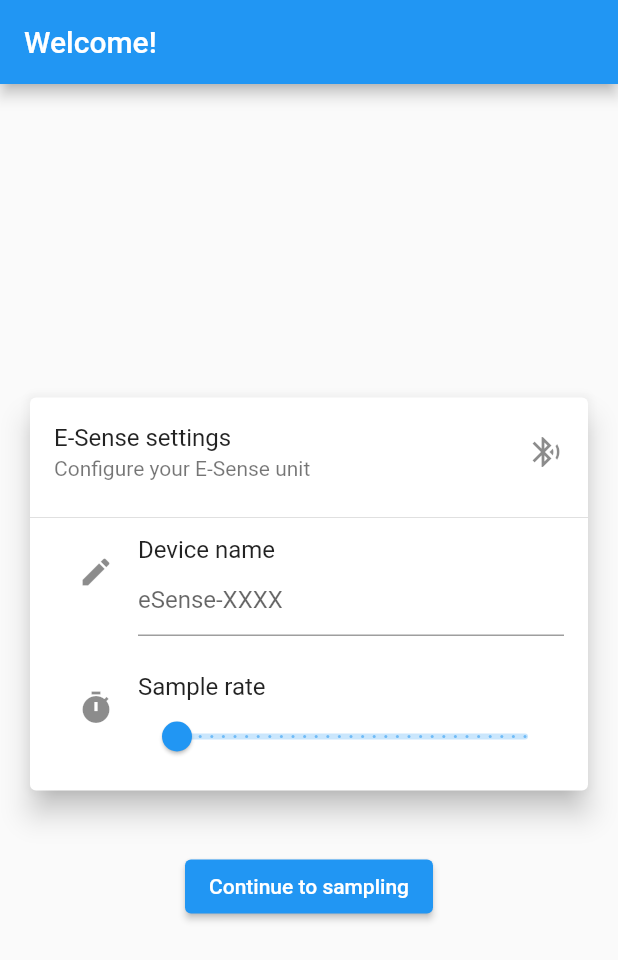
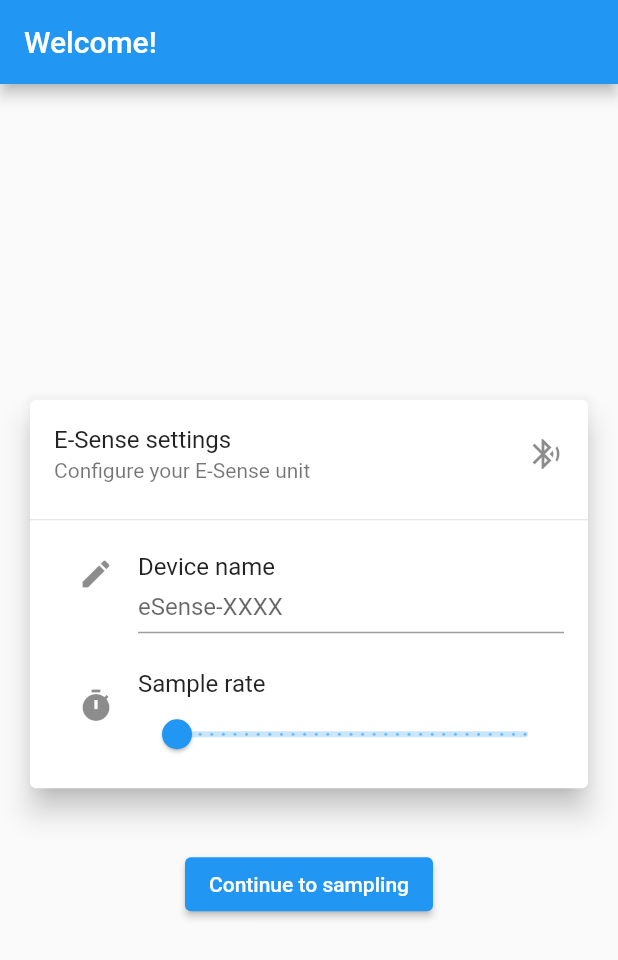
Before and after one commit to I-Al-Istannen/mouser, a Flutter app: the screen it shows after launch, on a phone screen of 412 x 824 dp. Shown: the top 960 px of the screen. Run offline on Flutter 3.47's test engine with Material 2 defaults, Android fonts, the phone set to English and light mode, and no system bars; our stand-ins replace material_design_icons_flutter; missing offline and left inert: esense_flutter.

Commit message:
Auto-validate esense name widget

```diff
--- a/lib/ui/UnitConfigurationWidgets.dart
+++ b/lib/ui/UnitConfigurationWidgets.dart
@@ -18,8 +18,12 @@ class _DeviceNameInputFieldState extends State<DeviceNameInputField> {
           text: state.unitConfiguration.deviceName,
         );
         return TextFormField(
+          autovalidateMode: AutovalidateMode.onUserInteraction,
           controller: _controller,
-          decoration: InputDecoration(hintText: "eSense-XXXX"),
+          decoration: InputDecoration(
+            hintText: "eSense-XXXX",
+            isDense: true,
+          ),
           validator: (value) {
             if (value == null || value.isEmpty) {
               return "Please enter a value";
```
